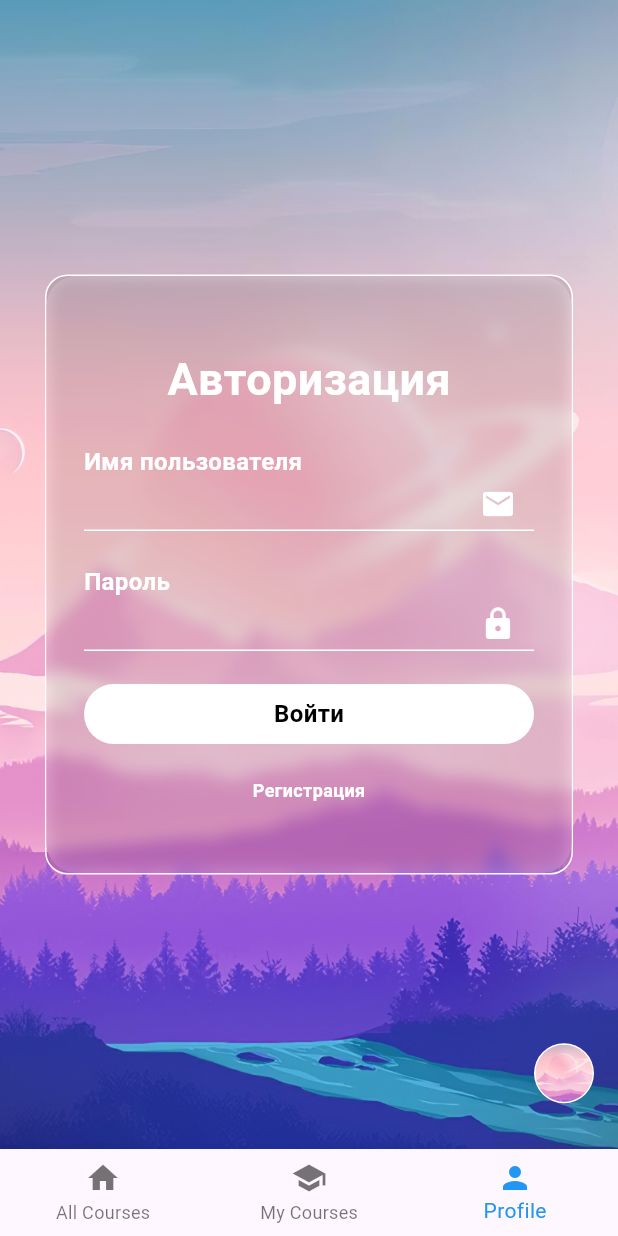
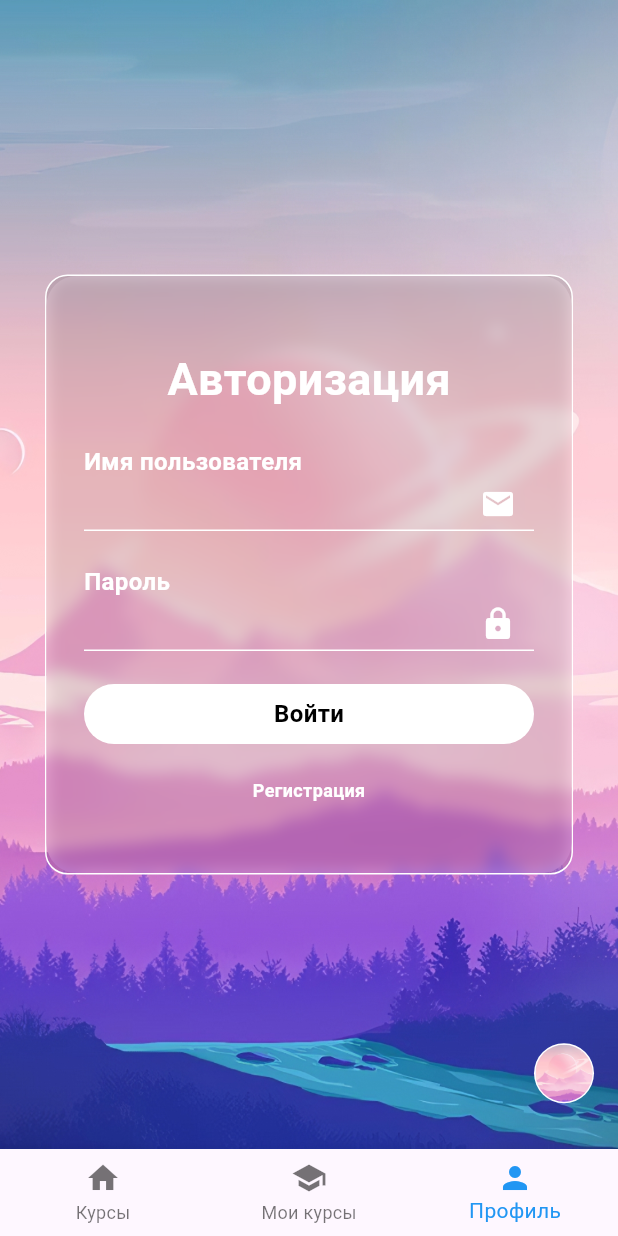
Before and after one commit to AlikhanIT/CourseService.Mobile2, a Flutter app: the screen it shows after launch, item 3 of the bottom bar chosen, on a phone screen of 412 x 824 dp. Run offline on Flutter 3.47's test engine with Material 3 defaults, Android fonts, the phone set to English and light mode, and no system bars; our stand-ins replace bloc, dio, flutter_bloc, flutter_secure_storage, get_it, injectable; missing offline and left inert: dio_smart_retry; accounts and stored records are empty; generated files the repository leaves out were written again; network calls fail.

Commit message:
[add] app

```diff
--- a/lib/data/api/api_provider.dart
+++ b/lib/data/api/api_provider.dart
@@ -5,7 +5,7 @@ import '../../core/services/http_client/http_client_base.dart';
 
 @singleton
 class ApiProvider {
-  static const url = 'http://192.168.0.10:5001';
+  static const url = 'http://10.0.2.2:5001';
 
   BaseHttpClient httpClient = MHttpClient(baseUrl: url);
 }
--- a/lib/main_screen.dart
+++ b/lib/main_screen.dart
@@ -107,15 +107,15 @@ class _MainScreenState extends State<MainScreen> {
         items: const <BottomNavigationBarItem>[
           BottomNavigationBarItem(
             icon: Icon(Icons.home),
-            label: 'All Courses',
+            label: 'Курсы',
           ),
           BottomNavigationBarItem(
             icon: Icon(Icons.school),
-            label: 'My Courses',
+            label: 'Мои курсы',
           ),
           BottomNavigationBarItem(
             icon: Icon(Icons.person),
-            label: 'Profile',
+            label: 'Профиль',
           ),
         ],
         currentIndex: _selectedIndex,
```
Also changed, not shown: pubspec.lock.
